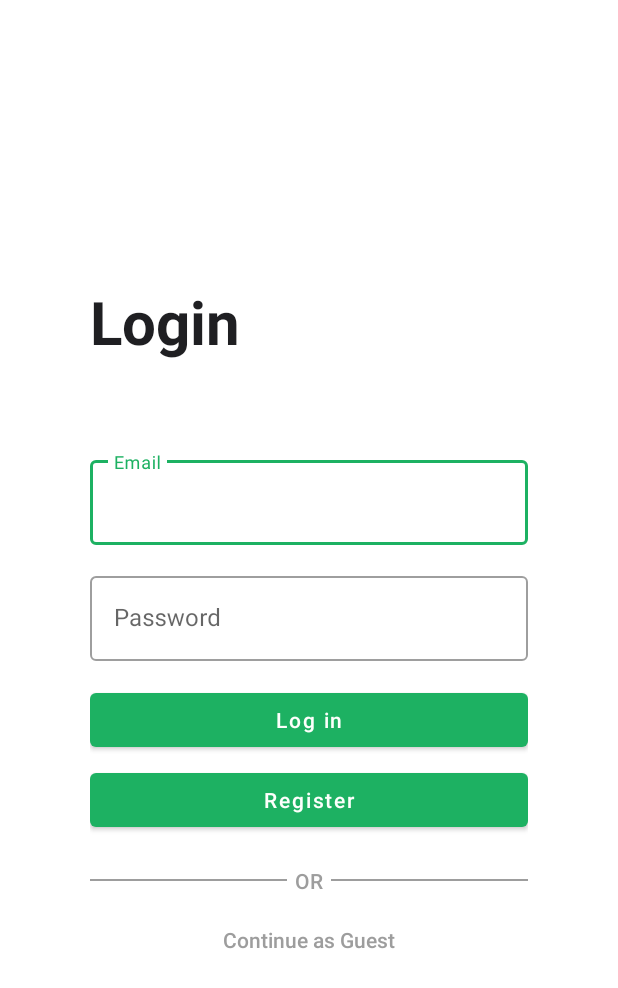
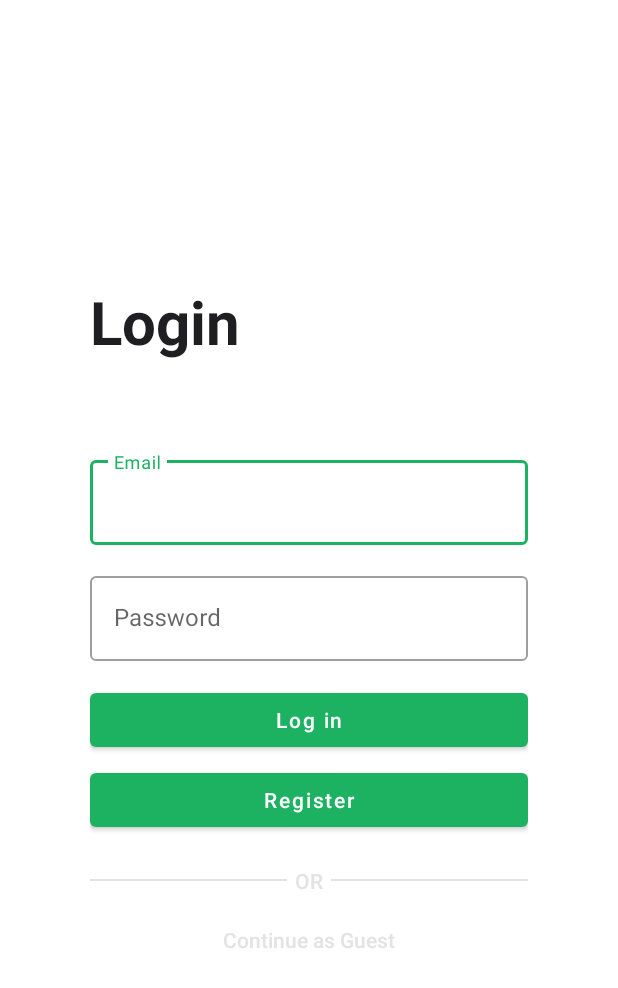
Before and after one commit to gpark608/362_pigeon_hole, an Android app: the screen it shows after launch (MainActivity), on a phone screen of 412 x 824 dp. Shown: the top 988 px of the screen. Run offline under Robolectric (Android 15) with nearby library versions, the phone set to English and light mode, and no system bars; our stand-ins replace Firebase (no records; nobody signed in at launch, a user with empty details on screens opened directly); Roboto replaces fonts that are not available here.

Commit message:
Change colours for guest login

```diff
--- a/app/src/main/res/layout/activity_main.xml
+++ b/app/src/main/res/layout/activity_main.xml
@@ -87,7 +87,7 @@
                 android:layout_weight="1"
                 android:layout_gravity="center_vertical"
                 android:layout_marginRight="5dp"
-                android:background="@color/ghost_white"/>
+                android:background="@color/light_grey_alt"/>
 
             <TextView
                 android:id="@+id/or"
@@ -96,7 +96,7 @@
                 android:fontFamily="@font/roboto_medium"
                 android:text="@string/label_or"
                 android:textAllCaps="true"
-                android:textColor="@color/ghost_white"
+                android:textColor="@color/light_grey_alt"
                 tools:ignore="TextContrastCheck" />
 
             <View
@@ -106,7 +106,7 @@
                 android:layout_weight="1"
                 android:layout_gravity="center_vertical"
                 android:layout_marginLeft="5dp"
-                android:background="@color/ghost_white"/>
+                android:background="@color/light_grey_alt"/>
 
         </LinearLayout>
 
@@ -117,7 +117,7 @@
             android:layout_marginTop="20dp"
             android:layout_gravity="center"
             android:fontFamily="@font/roboto_medium"
-            android:textColor="@color/ghost_white"
+            android:textColor="@color/light_grey_alt"
             android:text="@string/continue_as_guest"
             />
 
--- a/app/src/main/res/values/colors.xml
+++ b/app/src/main/res/values/colors.xml
@@ -12,6 +12,7 @@
     <color name="red_vermilion">#E62208</color>
     <color name="ocean_green">#1DB162</color>
     <color name="light_grey">#ECECEC</color>
+    <color name="light_grey_alt">#E3E3E3</color>
     <color name="baby_powder">#FDFFFC</color>
     <color name="grey">#495057</color>
     <color name="ghost_white">#9D9D9D</color>
```
